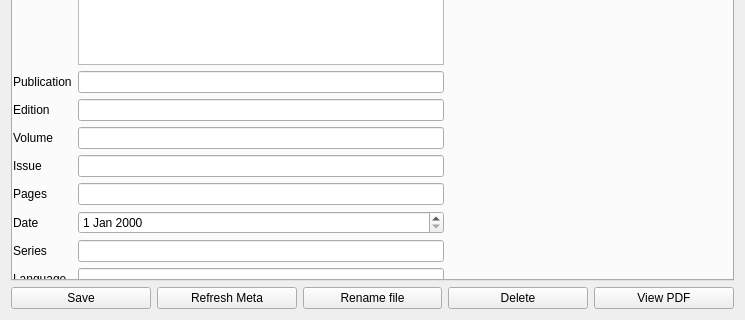
Old version of the form qodex/ui/edit_document.ui in the repository grapesmoker/qodex; both pictures show x 0 to 745 and y 618 to 938 of the 745 by 938 pixel window.
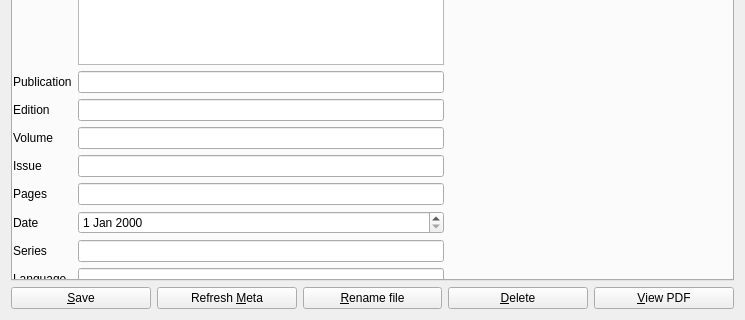
New version of the form. The open tabs and pages were chosen to show the change.

The edit to the form file:
```diff
--- a/qodex/ui/edit_document.ui
+++ b/qodex/ui/edit_document.ui
@@ -268,35 +268,35 @@
      <item>
       <widget class="QPushButton" name="save_button">
        <property name="text">
-        <string>Save</string>
+        <string>&amp;Save</string>
        </property>
       </widget>
      </item>
      <item>
       <widget class="QPushButton" name="update_meta_button">
        <property name="text">
-        <string>Refresh Meta</string>
+        <string>Refresh &amp;Meta</string>
        </property>
       </widget>
      </item>
      <item>
       <widget class="QPushButton" name="rename_file_button">
        <property name="text">
-        <string>Rename file</string>
+        <string>&amp;Rename file</string>
        </property>
       </widget>
      </item>
      <item>
       <widget class="QPushButton" name="delete_button">
        <property name="text">
-        <string>Delete</string>
+        <string>&amp;Delete</string>
        </property>
       </widget>
      </item>
      <item>
       <widget class="QPushButton" name="view_button">
        <property name="text">
-        <string>View PDF</string>
+        <string>&amp;View PDF</string>
        </property>
       </widget>
      </item>
```
Left out of the diff: 2 changed lines with no effect on the pictures.
